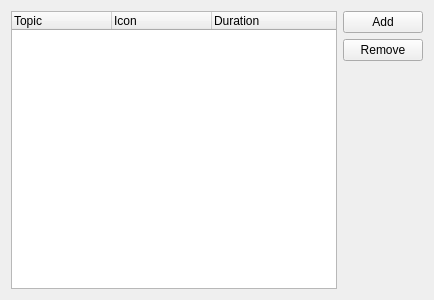
This is src/ui/timelinetopics.ui in hippich/recorditnow as Qt 5 draws it before an edit. The edited form follows.
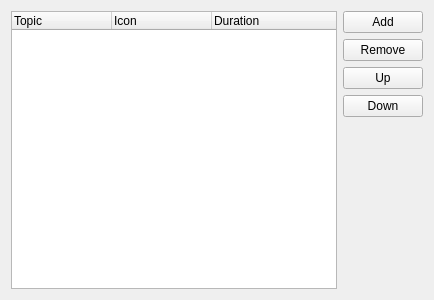
This is the edited form. Custom widgets are drawn as their Qt base class.

Commit message: up and down buttons

```diff
--- a/src/ui/timelinetopics.ui
+++ b/src/ui/timelinetopics.ui
@@ -62,6 +62,20 @@
            </property>
           </widget>
          </item>
+         <item>
+          <widget class="KPushButton" name="upButton">
+           <property name="text">
+            <string>Up</string>
+           </property>
+          </widget>
+         </item>
+         <item>
+          <widget class="KPushButton" name="downButton">
+           <property name="text">
+            <string>Down</string>
+           </property>
+          </widget>
+         </item>
          <item>
           <spacer name="verticalSpacer">
            <property name="orientation">
```
The commit also changes 4 other files.
